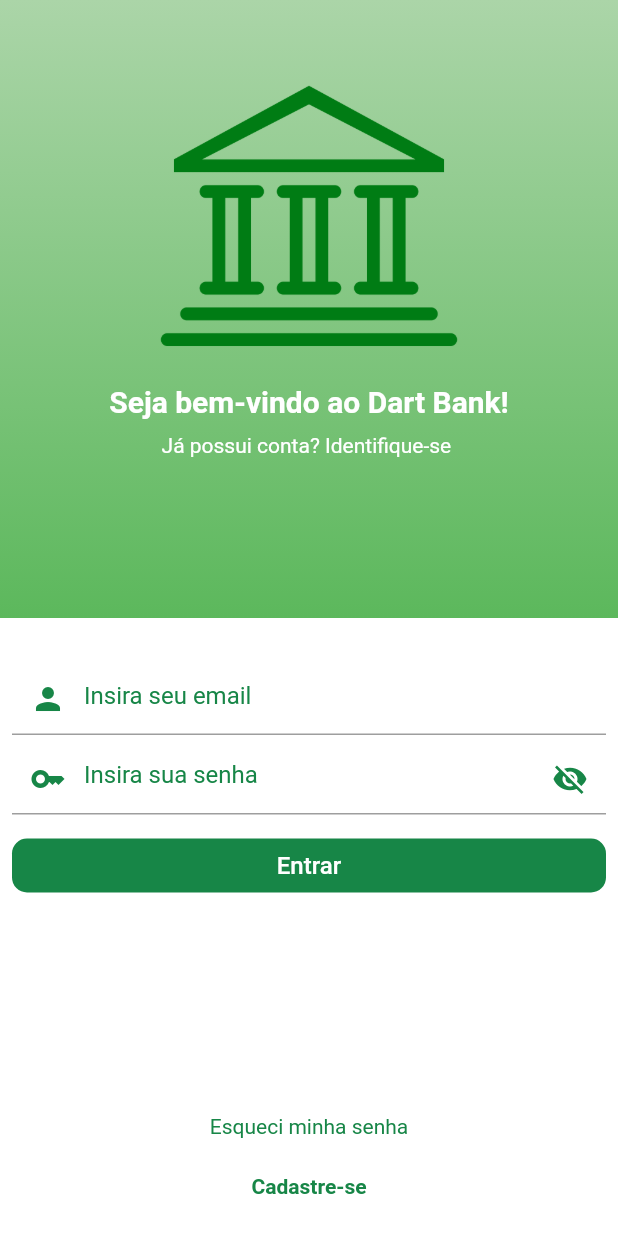
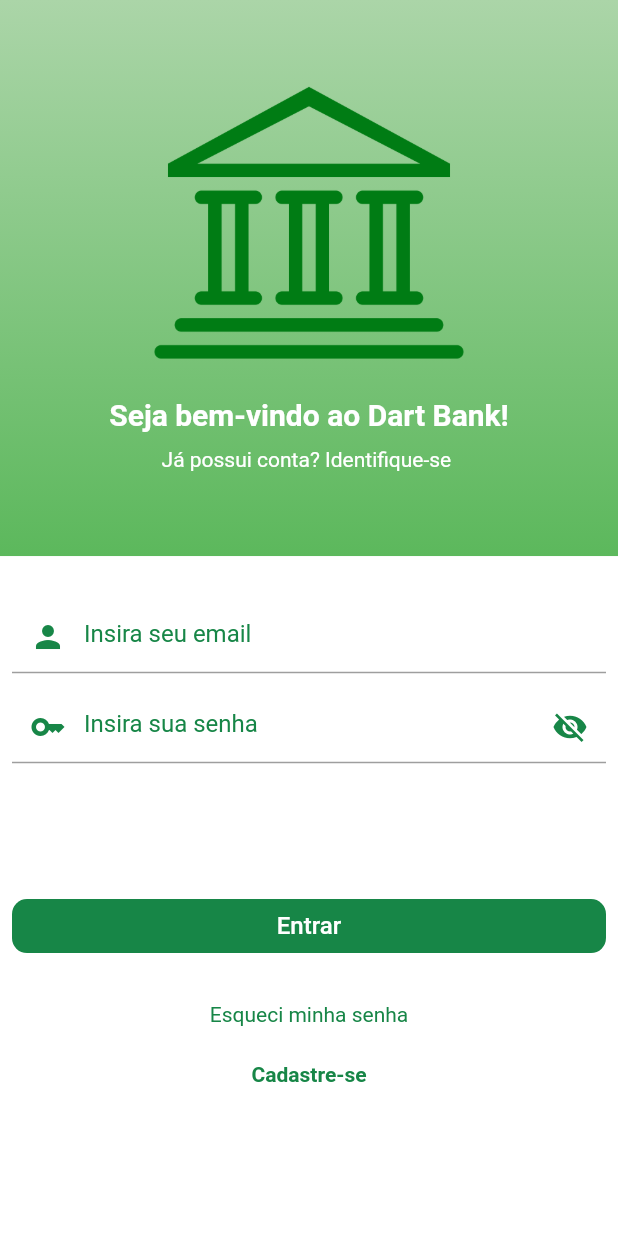
Before and after one commit to GiovanaThais/dartbank, a Flutter app: the screen it shows after launch, on a phone screen of 412 x 824 dp. Shown: the top 1233 px of the screen. Run offline on Flutter 3.47's test engine with Material 2 defaults, Android fonts, the phone set to English and light mode, and no system bars.

Commit message:
code review and refactor

```diff
--- a/dart_bank/lib/pages/home/login_page.dart
+++ b/dart_bank/lib/features/auth/login/login_page.dart
@@ -1,5 +1,5 @@
-import 'package:dart_bank/pages/home/home_page.dart';
-import 'package:dart_bank/pages/home/register_page.dart';
+import 'package:dart_bank/features/auth/register/register_page.dart';
+import 'package:dart_bank/features/home/pages/home_page.dart';
 import 'package:flutter/material.dart';
 
 class LoginPage extends StatefulWidget {
@@ -45,7 +45,7 @@ class _LoginPageState extends State<LoginPage> {
             child: Column(
               children: [
                 Expanded(
-                  flex: 6,
+                  flex: 45,
                   child: Container(
                     decoration: const BoxDecoration(
                       gradient: LinearGradient(
@@ -65,26 +65,15 @@ class _LoginPageState extends State<LoginPage> {
                           const SizedBox(
                             height: 40,
                           ),
-                          Row(
-                            children: [
-                              Expanded(child: Container()),
-                              Expanded(
-                                flex: 2,
-                                child: Image.asset(
+                          Image.asset(
                             'assets/icon/logo.png',
-                                ),
-                              ),
-                              Expanded(child: Container())
-                            ],
+                            width: 215, // o Image tem tamanho, não precisa colocar expanded com container vazio
                           ),
                           const SizedBox(
                             height: 10,
                           ),
                           const Text('Seja bem-vindo ao Dart Bank!',
-                              style: TextStyle(
-                                  fontSize: 20,
-                                  fontWeight: FontWeight.bold,
-                                  color: Colors.white)),
+                              style: TextStyle(fontSize: 20, fontWeight: FontWeight.bold, color: Colors.white)),
                           const SizedBox(
                             height: 10,
                           ),
@@ -101,7 +90,7 @@ class _LoginPageState extends State<LoginPage> {
                   ),
                 ),
                 Expanded(
-                  flex: 6,
+                  flex: 55,
                   child: Container(
                     padding: const EdgeInsets.all(8),
                     color: Colors.white,
@@ -118,8 +107,7 @@ class _LoginPageState extends State<LoginPage> {
                           //children: [
                           decoration: const InputDecoration(
                               hintText: "Insira seu email",
-                              hintStyle: TextStyle(
-                                  color: Color.fromARGB(255, 23, 134, 71)),
+                              hintStyle: TextStyle(color: Color.fromARGB(255, 23, 134, 71)),
                               prefixIcon: Icon(
                                 Icons.person,
                                 color: Color.fromARGB(255, 23, 134, 71),
@@ -129,7 +117,7 @@ class _LoginPageState extends State<LoginPage> {
                           //],
                         ),
                         const SizedBox(
-                          height: 5,
+                          height: 12,
                         ),
                         TextField(
                           obscureText: isObscureText,
@@ -139,8 +127,7 @@ class _LoginPageState extends State<LoginPage> {
                           style: const TextStyle(color: Colors.black),
                           decoration: InputDecoration(
                               hintText: "Insira sua senha",
-                              hintStyle: const TextStyle(
-                                  color: Color.fromARGB(255, 23, 134, 71)),
+                              hintStyle: const TextStyle(color: Color.fromARGB(255, 23, 134, 71)),
                               prefixIcon: const Icon(
                                 Icons.key,
                                 color: Color.fromARGB(255, 23, 134, 71),
@@ -152,16 +139,18 @@ class _LoginPageState extends State<LoginPage> {
                                   });
                                 },
                                 child: Icon(
-                                  isObscureText
-                                      ? Icons.visibility_off
-                                      : Icons.visibility,
-                                  color: Color.fromARGB(255, 23, 134, 71),
+                                  isObscureText ? Icons.visibility_off : Icons.visibility,
+                                  color: const Color.fromARGB(255, 23, 134, 71),
                                 ),
                               )),
                         ),
                         const SizedBox(
                           height: 10,
                         ),
+                        Expanded(
+                          child: Column(
+                            mainAxisAlignment: MainAxisAlignment.center,
+                            children: [
                               SizedBox(
                                 width: double.infinity,
                                 child: TextButton(
@@ -170,19 +159,16 @@ class _LoginPageState extends State<LoginPage> {
                                   },
                                   style: ButtonStyle(
                                     shape: MaterialStateProperty.all(
-                                  RoundedRectangleBorder(
-                                      borderRadius: BorderRadius.circular(10))),
-                              backgroundColor: MaterialStateProperty.all(
-                                  const Color.fromARGB(255, 23, 134, 71)),
+                                        RoundedRectangleBorder(borderRadius: BorderRadius.circular(10))),
+                                    backgroundColor: MaterialStateProperty.all(const Color.fromARGB(255, 23, 134, 71)),
                                   ),
                                   child: const Text(
                                     "Entrar",
-                              style:
-                                  TextStyle(color: Colors.white, fontSize: 16),
+                                    style: TextStyle(color: Colors.white, fontSize: 16),
                                   ),
                                 ),
                               ),
-                        Expanded(child: Container()),
+                              // Expanded(child: Container()), não entendi esse container
                               const SizedBox(
                                 height: 20,
                               ),
@@ -194,8 +180,7 @@ class _LoginPageState extends State<LoginPage> {
                                   alignment: Alignment.center,
                                   child: const Text(
                                     "Esqueci minha senha",
-                              style: TextStyle(
-                                  color: Color.fromARGB(255, 23, 134, 71)),
+                                    style: TextStyle(color: Color.fromARGB(255, 23, 134, 71)),
                                   ),
                                 ),
                                 onTap: () {},
@@ -211,14 +196,16 @@ class _LoginPageState extends State<LoginPage> {
                                   color: Colors.transparent,
                                   child: const Text(
                                     "Cadastre-se",
-                              style: TextStyle(
-                                  fontWeight: FontWeight.bold,
-                                  color: Color.fromARGB(255, 23, 134, 71)),
+                                    style:
+                                        TextStyle(fontWeight: FontWeight.bold, color: Color.fromARGB(255, 23, 134, 71)),
                                   ),
                                 ),
                                 onTap: () {
                                   navigateToRegisterPage();
                                 },
+                              ),
+                            ],
+                          ),
                         ),
                         const SizedBox(
                           height: 10,
--- a/dart_bank/lib/main.dart
+++ b/dart_bank/lib/main.dart
@@ -1,4 +1,4 @@
-import 'package:dart_bank/pages/home/login_page.dart';
+import 'package:dart_bank/features/auth/login/login_page.dart';
 import 'package:flutter/material.dart';
 import 'package:flutter/services.dart';
 
```
Also changed, not shown: dart_bank/lib/features/auth/register/register_page.dart (renamed from dart_bank/lib/pages/home/register_page.dart, +100 -68 lines), dart_bank/lib/features/home/models/page_view_model.dart (added, +13 -0 lines), dart_bank/lib/features/home/pages/home_page.dart (renamed from dart_bank/lib/pages/home/home_page.dart, +24 -19 lines), dart_bank/lib/core/components/person_components.dart (added), dart_bank/lib/core/themes/app_theme.dart (added), dart_bank/lib/core/widgets/my_app_bar_widget.dart (renamed from dart_bank/lib/widgets/my_app_bar_widget.dart), dart_bank/lib/core/widgets/text_label_widgets.dart (renamed from dart_bank/lib/widgets/text_label_widgets.dart), dart_bank/lib/features/auth/repositories/account_types_repository.dart (renamed from dart_bank/lib/repositories/account_types_repository.dart), dart_bank/lib/features/auth/repositories/states_add_repository.dart (added), dart_bank/lib/features/home/pages/page1.dart (renamed from dart_bank/lib/pages/home/page1.dart), dart_bank/lib/features/home/pages/page2.dart (renamed from dart_bank/lib/pages/home/page2.dart), dart_bank/lib/features/home/pages/page3.dart (renamed from dart_bank/lib/pages/home/page3.dart), 2 other files. Lines whose indentation alone changed are shown as unchanged.
